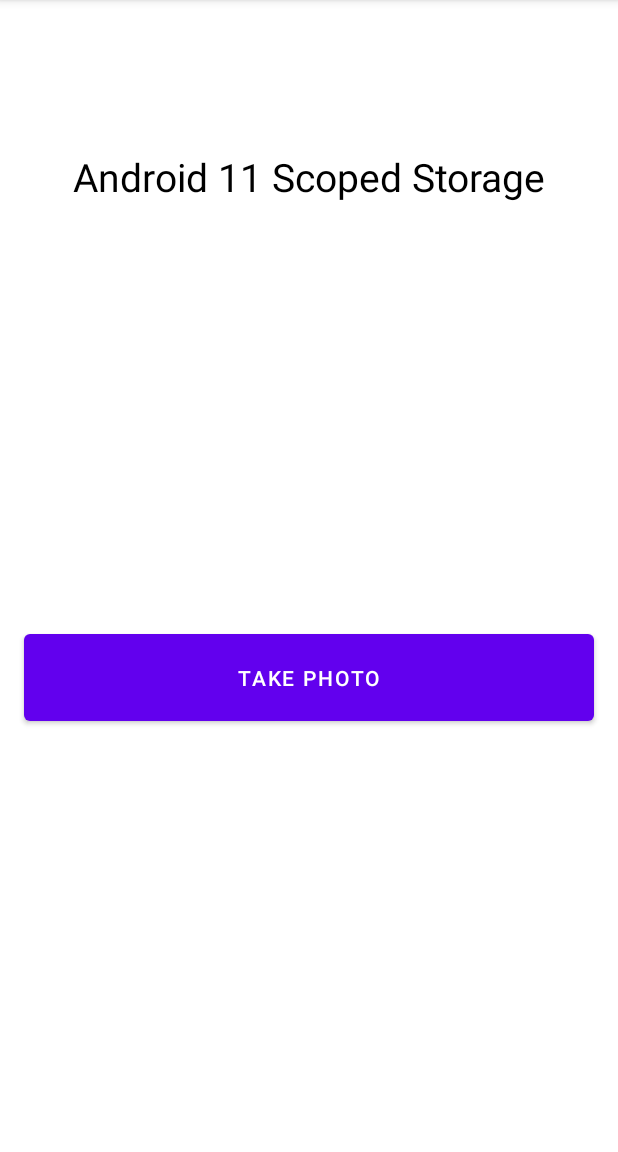
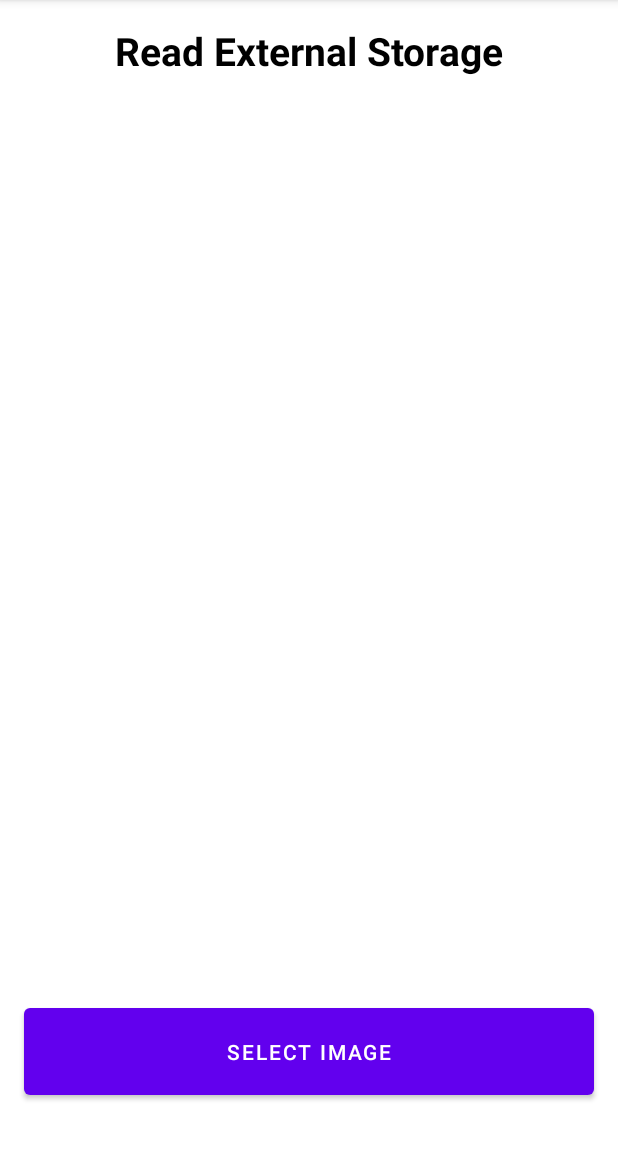
Before and after one commit to foxandroid/ScopedStorageJavaYT, an Android app: the screen it shows after launch (MainActivity before the commit, ReadExternalStorage after it), after a tap on "TAKE PHOTO", on a phone screen of 412 x 824 dp, the part 84-1236 px from its top. Run offline under Robolectric (Android 15) with nearby library versions, the phone set to English and light mode, and no system bars.

Commit message:
Added Read External Storage

```diff
--- a/app/src/main/AndroidManifest.xml
+++ b/app/src/main/AndroidManifest.xml
@@ -2,9 +2,10 @@
 <manifest xmlns:android="http://schemas.android.com/apk/res/android"
     package="com.example.scopedstoragejavayt">
 
-    <uses-permission android:name="android.permission.READ_EXTERNAL_STORAGE"/>
-    <uses-permission android:name="android.permission.WRITE_EXTERNAL_STORAGE"
-        android:maxSdkVersion="28"/>
+    <uses-permission android:name="android.permission.READ_EXTERNAL_STORAGE" />
+    <uses-permission
+        android:name="android.permission.WRITE_EXTERNAL_STORAGE"
+        android:maxSdkVersion="28" />
 
     <application
         android:allowBackup="true"
@@ -13,6 +14,9 @@
         android:roundIcon="@mipmap/ic_launcher_round"
         android:supportsRtl="true"
         android:theme="@style/Theme.ScopedStorageJavaYT">
+        <activity
+            android:name=".ReadExternalStorage"
+            android:exported="false" />
         <activity
             android:name=".MainActivity"
             android:exported="true">
--- a/app/src/main/java/com/example/scopedstoragejavayt/MainActivity.java
+++ b/app/src/main/java/com/example/scopedstoragejavayt/MainActivity.java
@@ -100,7 +100,8 @@ public class MainActivity extends AppCompatActivity {
         binding.saveButton.setOnClickListener(new View.OnClickListener() {
             @Override
             public void onClick(View v) {
-                mGetImage.launch(new Intent(MediaStore.ACTION_IMAGE_CAPTURE));
+               // mGetImage.launch(new Intent(MediaStore.ACTION_IMAGE_CAPTURE));
+                startActivity(new Intent(MainActivity.this,ReadExternalStorage.class));
 
             }
         });
--- /dev/null
+++ b/app/src/main/java/com/example/scopedstoragejavayt/ReadExternalStorage.java
@@ -0,0 +1,69 @@
+package com.example.scopedstoragejavayt;
+
+
+import androidx.activity.result.ActivityResultCallback;
+import androidx.activity.result.ActivityResultLauncher;
+import androidx.activity.result.contract.ActivityResultContracts;
+import androidx.appcompat.app.AppCompatActivity;
+import androidx.core.content.ContextCompat;
+
+import android.Manifest;
+import android.content.pm.PackageManager;
+import android.net.Uri;
+import android.os.Bundle;
+import android.view.View;
+import android.widget.Toast;
+
+import com.example.scopedstoragejavayt.databinding.ActivityReadExternalStorageBinding;
+
+public class ReadExternalStorage extends AppCompatActivity {
+
+    private ActivityReadExternalStorageBinding binding;
+    private ActivityResultLauncher<String> mTakePhoto;
+
+    @Override
+    protected void onCreate(Bundle savedInstanceState) {
+        super.onCreate(savedInstanceState);
+        binding = ActivityReadExternalStorageBinding.inflate(getLayoutInflater());
+        setContentView(binding.getRoot());
+        init();
+
+    }
+
+    private void init(){
+
+        mTakePhoto = registerForActivityResult(
+                new ActivityResultContracts.GetContent(),
+                new ActivityResultCallback<Uri>() {
+                    @Override
+                    public void onActivityResult(Uri result) {
+
+                        binding.firebaseimage.setImageURI(result);
+
+                    }
+                }
+        );
+
+        binding.selectImagebtn.setOnClickListener(new View.OnClickListener() {
+            @Override
+            public void onClick(View v) {
+
+                if(ContextCompat.checkSelfPermission(
+                        ReadExternalStorage.this,
+                        Manifest.permission.READ_EXTERNAL_STORAGE) == PackageManager.PERMISSION_GRANTED
+                ){
+
+                    mTakePhoto.launch("image/*");
+
+                }else{
+
+                    Toast.makeText(ReadExternalStorage.this,"Permission not Granted",Toast.LENGTH_SHORT).show();
+                }
+
+
+
+            }
+        });
+
+    }
+}
--- /dev/null
+++ b/app/src/main/res/layout/activity_read_external_storage.xml
@@ -0,0 +1,46 @@
+<?xml version="1.0" encoding="utf-8"?>
+<androidx.constraintlayout.widget.ConstraintLayout xmlns:android="http://schemas.android.com/apk/res/android"
+    xmlns:app="http://schemas.android.com/apk/res-auto"
+    xmlns:tools="http://schemas.android.com/tools"
+    android:layout_width="match_parent"
+    android:layout_height="match_parent"
+    tools:context=".ReadExternalStorage">
+
+    <TextView
+        android:id="@+id/textView"
+        android:layout_width="wrap_content"
+        android:layout_height="wrap_content"
+        android:layout_marginTop="16dp"
+        android:text="Read External Storage"
+        android:textColor="@color/black"
+        android:textSize="26dp"
+        android:textStyle="bold"
+        app:layout_constraintEnd_toEndOf="parent"
+        app:layout_constraintStart_toStartOf="parent"
+        app:layout_constraintTop_toTopOf="parent" />
+
+    <ImageView
+        android:id="@+id/firebaseimage"
+        android:layout_width="0dp"
+        android:layout_height="0dp"
+        app:layout_constraintBottom_toTopOf="@+id/selectImagebtn"
+        app:layout_constraintEnd_toEndOf="parent"
+        app:layout_constraintStart_toStartOf="parent"
+        app:layout_constraintTop_toBottomOf="@+id/textView"
+        android:layout_marginHorizontal="16dp"
+        android:layout_marginVertical="30dp"
+        tools:srcCompat="@tools:sample/avatars" />
+
+    <Button
+        android:id="@+id/selectImagebtn"
+        android:layout_width="0dp"
+        android:layout_height="70dp"
+        android:layout_marginHorizontal="16dp"
+        android:layout_marginBottom="32dp"
+        android:text="Select Image"
+        app:layout_constraintBottom_toBottomOf="parent"
+        app:layout_constraintEnd_toEndOf="parent"
+        app:layout_constraintStart_toStartOf="parent" />
+
+
+</androidx.constraintlayout.widget.ConstraintLayout>
```
